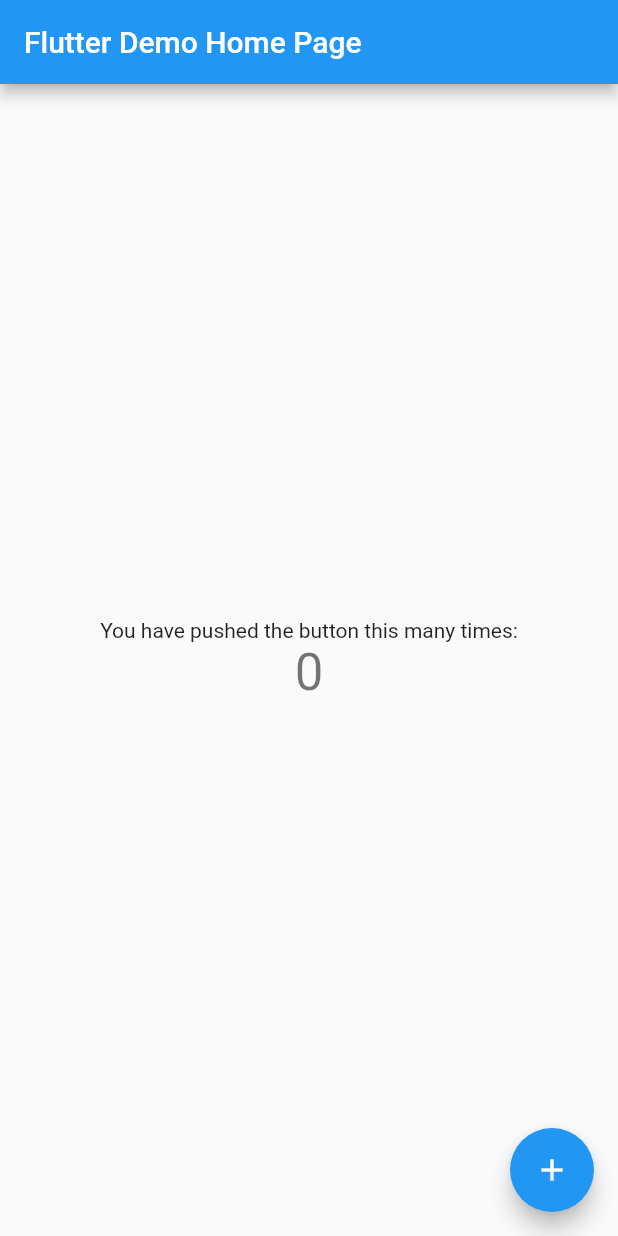
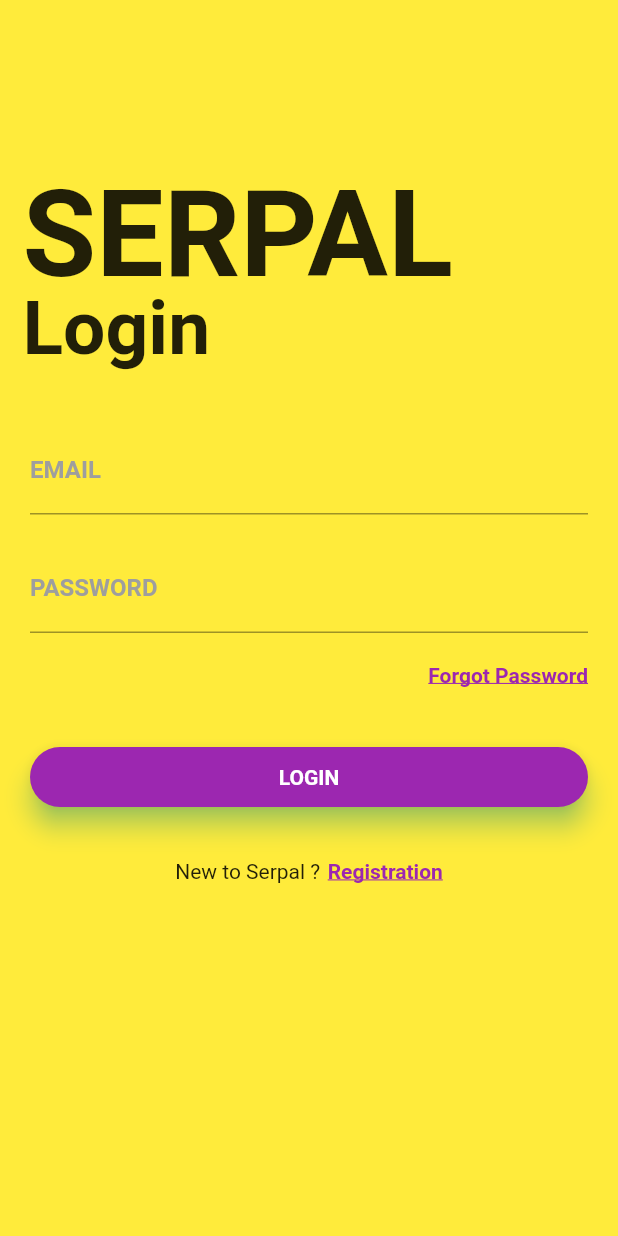
Before and after one commit to SERPAL/serpal, a Flutter app: the screen it shows after launch, on a phone screen of 412 x 824 dp. Run offline on Flutter 3.47's test engine with Material 2 defaults, Android fonts, the phone set to English and light mode, and no system bars.

Commit message:
initial commit

```diff
--- a/lib/main.dart
+++ b/lib/main.dart
@@ -1,117 +1,143 @@
 import 'package:flutter/material.dart';
 
-void main() {
-  runApp(MyApp());
-}
+import 'signup.dart';
+
+void main() => runApp(new MyApp());
 
 class MyApp extends StatelessWidget {
-  // This widget is the root of your application.
   @override
   Widget build(BuildContext context) {
-    return MaterialApp(
-      title: 'Flutter Demo',
-      theme: ThemeData(
-        // This is the theme of your application.
-        //
-        // Try running your application with "flutter run". You'll see the
-        // application has a blue toolbar. Then, without quitting the app, try
-        // changing the primarySwatch below to Colors.green and then invoke
-        // "hot reload" (press "r" in the console where you ran "flutter run",
-        // or simply save your changes to "hot reload" in a Flutter IDE).
-        // Notice that the counter didn't reset back to zero; the application
-        // is not restarted.
-        primarySwatch: Colors.blue,
-        // This makes the visual density adapt to the platform that you run
-        // the app on. For desktop platforms, the controls will be smaller and
-        // closer together (more dense) than on mobile platforms.
-        visualDensity: VisualDensity.adaptivePlatformDensity,
-      ),
-      home: MyHomePage(title: 'Flutter Demo Home Page'),
+    return new MaterialApp(
+      debugShowCheckedModeBanner: false,
+      routes: <String, WidgetBuilder>{
+        '/signup': (BuildContext context) => new SignupPage()
+      },
+      home: new MyHomePage(),
     );
   }
 }
 
 class MyHomePage extends StatefulWidget {
-  MyHomePage({Key key, this.title}) : super(key: key);
-
-  // This widget is the home page of your application. It is stateful, meaning
-  // that it has a State object (defined below) that contains fields that affect
-  // how it looks.
-
-  // This class is the configuration for the state. It holds the values (in this
-  // case the title) provided by the parent (in this case the App widget) and
-  // used by the build method of the State. Fields in a Widget subclass are
-  // always marked "final".
-
-  final String title;
-
   @override
-  _MyHomePageState createState() => _MyHomePageState();
+  _MyHomePageState createState() => new _MyHomePageState();
 }
 
 class _MyHomePageState extends State<MyHomePage> {
-  int _counter = 0;
-
-  void _incrementCounter() {
-    setState(() {
-      // This call to setState tells the Flutter framework that something has
-      // changed in this State, which causes it to rerun the build method below
-      // so that the display can reflect the updated values. If we changed
-      // _counter without calling setState(), then the build method would not be
-      // called again, and so nothing would appear to happen.
-      _counter++;
-    });
-  }
-
   @override
   Widget build(BuildContext context) {
-    // This method is rerun every time setState is called, for instance as done
-    // by the _incrementCounter method above.
-    //
-    // The Flutter framework has been optimized to make rerunning build methods
-    // fast, so that you can just rebuild anything that needs updating rather
-    // than having to individually change instances of widgets.
-    return Scaffold(
-      appBar: AppBar(
-        // Here we take the value from the MyHomePage object that was created by
-        // the App.build method, and use it to set our appbar title.
-        title: Text(widget.title),
-      ),
-      body: Center(
-        // Center is a layout widget. It takes a single child and positions it
-        // in the middle of the parent.
-        child: Column(
-          // Column is also a layout widget. It takes a list of children and
-          // arranges them vertically. By default, it sizes itself to fit its
-          // children horizontally, and tries to be as tall as its parent.
-          //
-          // Invoke "debug painting" (press "p" in the console, choose the
-          // "Toggle Debug Paint" action from the Flutter Inspector in Android
-          // Studio, or the "Toggle Debug Paint" command in Visual Studio Code)
-          // to see the wireframe for each widget.
-          //
-          // Column has various properties to control how it sizes itself and
-          // how it positions its children. Here we use mainAxisAlignment to
-          // center the children vertically; the main axis here is the vertical
-          // axis because Columns are vertical (the cross axis would be
-          // horizontal).
-          mainAxisAlignment: MainAxisAlignment.center,
+    return new Scaffold(
+        backgroundColor: Colors.yellow,
+        resizeToAvoidBottomPadding: false,
+        body: Column(
+
+          crossAxisAlignment: CrossAxisAlignment.start,
           children: <Widget>[
-            Text(
-              'You have pushed the button this many times:',
+            Container(
+
+              child: Stack(
+                children: <Widget>[
+                  Container(
+                    padding: EdgeInsets.fromLTRB(15.0, 110.0, 0.0, 0.0),
+                    child: Text('SERPAL',
+                        style: TextStyle(
+                            fontSize: 80.0, fontWeight: FontWeight.bold)),
+                  ),
+                  Container(
+                    padding: EdgeInsets.fromLTRB(15.0, 190.0, 0.0, 0.0),
+                    child: Text('Login',
+                        style: TextStyle(
+                            fontSize: 50.0, fontWeight: FontWeight.bold)),
+                  ),
+
+                ],
+              ),
             ),
-            Text(
-              '$_counter',
-              style: Theme.of(context).textTheme.headline4,
-            ),
+            Container(
+                padding: EdgeInsets.only(top: 35.0, left: 20.0, right: 20.0),
+                child: Column(
+                  children: <Widget>[
+                    TextField(
+                      decoration: InputDecoration(
+                          labelText: 'EMAIL',
+                          labelStyle: TextStyle(
+                              fontWeight: FontWeight.bold,
+                              color: Colors.grey),
+                          focusedBorder: UnderlineInputBorder(
+                              borderSide: BorderSide(color: Colors.green))),
+                    ),
+                    SizedBox(height: 20.0),
+                    TextField(
+                      decoration: InputDecoration(
+                          labelText: 'PASSWORD',
+                          labelStyle: TextStyle(
+                              fontWeight: FontWeight.bold,
+                              color: Colors.grey),
+                          focusedBorder: UnderlineInputBorder(
+                              borderSide: BorderSide(color: Colors.green))),
+                      obscureText: true,
+                    ),
+                    SizedBox(height: 5.0),
+                    Container(
+                      alignment: Alignment(1.0, 0.0),
+                      padding: EdgeInsets.only(top: 15.0, left: 20.0),
+                      child: InkWell(
+                        child: Text(
+                          'Forgot Password',
+                          style: TextStyle(
+                              color: Colors.purple,
+                              fontWeight: FontWeight.bold,
+                              decoration: TextDecoration.underline),
+                        ),
+                      ),
+                    ),
+                    SizedBox(height: 40.0),
+                    Container(
+                      height: 40.0,
+                      child: Material(
+                        borderRadius: BorderRadius.circular(20.0),
+                        shadowColor: Colors.greenAccent,
+                        color: Colors.purple,
+                        elevation: 7.0,
+                        child: GestureDetector(
+                          onTap: () {},
+                          child: Center(
+                            child: Text(
+                              'LOGIN',
+                              style: TextStyle(
+                                  color: Colors.white,
+                                  fontWeight: FontWeight.bold,),
+                            ),
+                          ),
+                        ),
+                      ),
+                    ),
+                    SizedBox(height: 20.0),
+
+                  ],
+                )),
+            SizedBox(height: 15.0),
+            Row(
+              mainAxisAlignment: MainAxisAlignment.center,
+              children: <Widget>[
+                Text(
+                  'New to Serpal ?',
+                ),
+                SizedBox(width: 5.0),
+                InkWell(
+                  onTap: () {
+                    Navigator.of(context).pushNamed('/signup');
+                  },
+                  child: Text(
+                    'Registration',
+                    style: TextStyle(
+                        color: Colors.purple,
+                        fontWeight: FontWeight.bold,
+                        decoration: TextDecoration.underline),
+                  ),
+                )
+              ],
+            )
           ],
-        ),
-      ),
-      floatingActionButton: FloatingActionButton(
-        onPressed: _incrementCounter,
-        tooltip: 'Increment',
-        child: Icon(Icons.add),
-      ), // This trailing comma makes auto-formatting nicer for build methods.
-    );
+        ));
   }
 }
```
Also changed, not shown: lib/signup.dart (+145 -0 lines), 2 other files.
